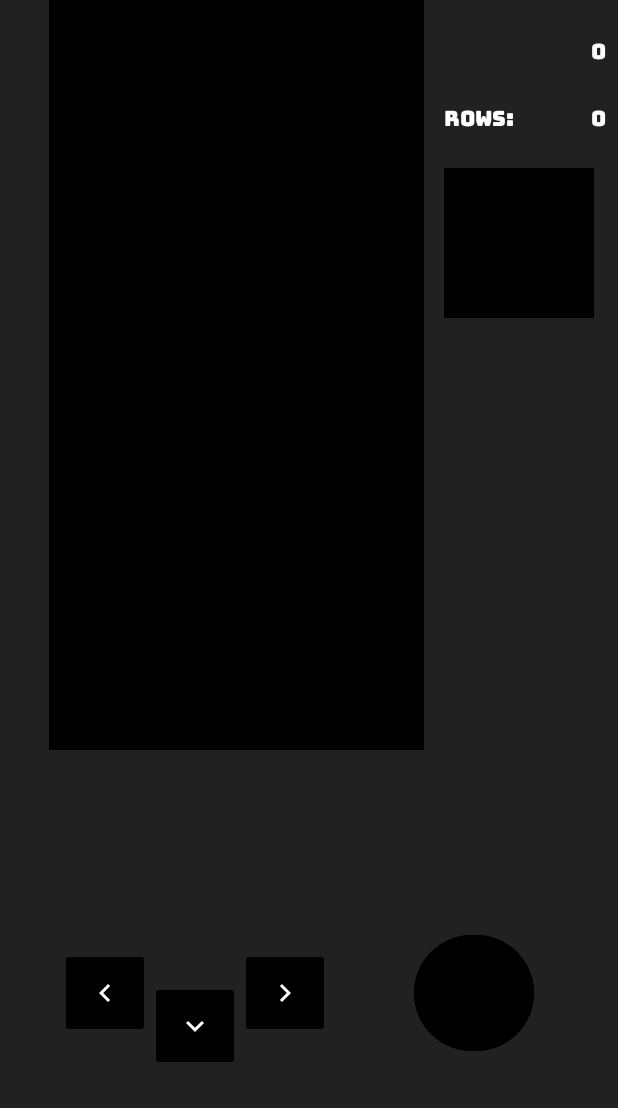
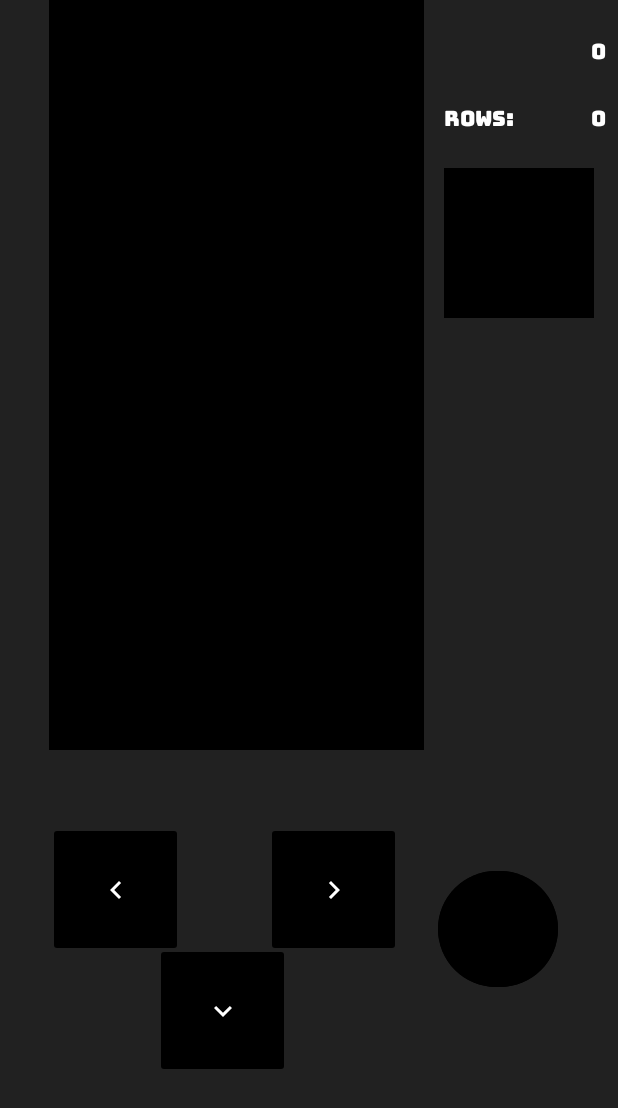
Before and after one commit to thebaldehit/OOP_tetris, an Android app: the layout activity_main.xml on its own in the app's theme, with its tools: preview values and no code run, on a phone screen of 412 x 824 dp. Shown: the top 1108 px of the screen. Run offline under Robolectric (Android 15) with nearby library versions, the phone set to English and light mode, and no system bars.

Commit message:
Changed view

```diff
--- a/tetris/app/src/main/res/layout/activity_main.xml
+++ b/tetris/app/src/main/res/layout/activity_main.xml
@@ -31,55 +31,58 @@
 
     <ImageButton
         android:id="@+id/imageButtonDown"
-        android:layout_width="60dp"
-        android:layout_height="60dp"
+        android:layout_width="90dp"
+        android:layout_height="90dp"
         android:layout_marginBottom="24dp"
         android:backgroundTint="#000"
         android:hapticFeedbackEnabled="false"
         app:layout_constraintBottom_toBottomOf="parent"
         app:layout_constraintEnd_toEndOf="parent"
-        app:layout_constraintHorizontal_bias="0.284"
+        app:layout_constraintHorizontal_bias="0.32"
         app:layout_constraintStart_toStartOf="parent"
         app:layout_constraintTop_toBottomOf="@+id/canvas"
-        app:layout_constraintVertical_bias="0.643"
+        app:layout_constraintVertical_bias="0.614"
         app:srcCompat="@drawable/down_arrow" />
 
     <ImageButton
         android:id="@+id/imageButtonLeft"
-        android:layout_width="60dp"
-        android:layout_height="60dp"
-        android:layout_marginStart="40dp"
+        android:layout_width="90dp"
+        android:layout_height="90dp"
+        android:layout_marginStart="32dp"
         android:backgroundTint="#000"
         android:hapticFeedbackEnabled="false"
         app:layout_constraintBottom_toBottomOf="parent"
         app:layout_constraintStart_toStartOf="parent"
         app:layout_constraintTop_toBottomOf="@+id/canvas"
+        app:layout_constraintVertical_bias="0.205"
         app:srcCompat="@drawable/left_arrow" />
 
     <ImageButton
         android:id="@+id/imageButtonRight"
-        android:layout_width="60dp"
-        android:layout_height="60dp"
+        android:layout_width="90dp"
+        android:layout_height="90dp"
         android:backgroundTint="#000"
         android:hapticFeedbackEnabled="false"
         app:layout_constraintBottom_toBottomOf="parent"
         app:layout_constraintEnd_toEndOf="parent"
-        app:layout_constraintHorizontal_bias="0.455"
+        app:layout_constraintHorizontal_bias="0.55"
         app:layout_constraintStart_toStartOf="parent"
         app:layout_constraintTop_toBottomOf="@+id/canvas"
+        app:layout_constraintVertical_bias="0.205"
         app:srcCompat="@drawable/right_arrow" />
 
     <Button
         android:id="@+id/buttonRotate"
         android:layout_width="80dp"
         android:layout_height="85dp"
-        android:layout_marginEnd="56dp"
+        android:layout_marginEnd="40dp"
         android:backgroundTint="#000"
         app:layout_constraintBottom_toBottomOf="parent"
         app:layout_constraintEnd_toEndOf="parent"
         app:layout_constraintHorizontal_bias="1.0"
         app:layout_constraintStart_toEndOf="@+id/imageButtonRight"
-        app:layout_constraintTop_toBottomOf="@+id/canvas" />
+        app:layout_constraintTop_toBottomOf="@+id/canvas"
+        app:layout_constraintVertical_bias="0.321" />
 
     <TextView
         android:id="@+id/score"
--- a/tetris/app/src/main/res/values/themes.xml
+++ b/tetris/app/src/main/res/values/themes.xml
@@ -5,5 +5,7 @@
         <!-- <item name="colorPrimary">@color/my_light_primary</item> -->
     </style>
 
-    <style name="Theme.Tetris" parent="Base.Theme.Tetris" />
+    <style name="Theme.Tetris" parent="Base.Theme.Tetris">
+        <item name="android:windowFullscreen">true</item>
+    </style>
 </resources>
```
